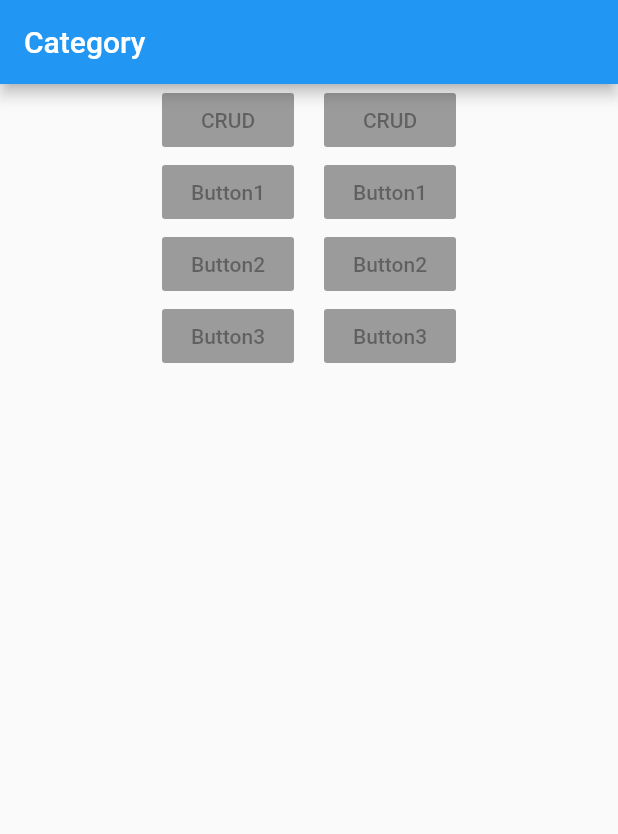
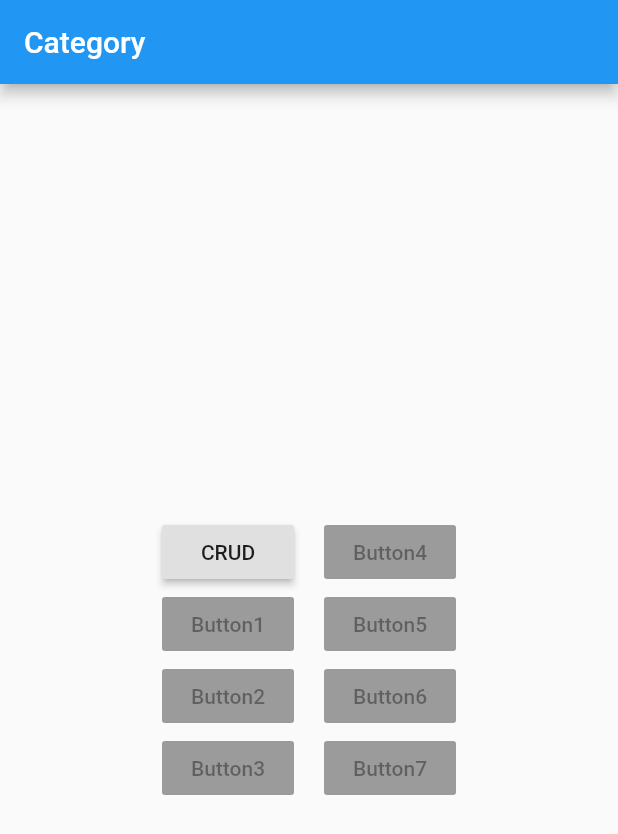
Before and after one commit to PE-Jeon/study, a Flutter app: the screen it shows after launch, on a phone screen of 412 x 824 dp. Shown: the top 834 px of the screen. Run offline on Flutter 3.47's test engine with Material 2 defaults, Android fonts, the phone set to English and light mode, and no system bars.

Commit message:
Prepare for study

```diff
--- a/lib/main.dart
+++ b/lib/main.dart
@@ -1,6 +1,8 @@
 import 'package:flutter/material.dart';
 import 'package:study/crud/file/fileio.dart';
 import 'package:study/ui/text/textEditingController.dart';
+
+import 'crud/crudMain.dart';
 
 void main() => runApp(MyApp());
 
@@ -13,8 +15,14 @@ class MyApp extends StatelessWidget {
       theme: ThemeData(
         primarySwatch: Colors.blue,
       ),
-      home: Navigation(),
-      //home: FlutterDemo(storage: CounterStorage()),             //crud fileid.dart
+      initialRoute: '/',
+      routes: {
+        '/' : (context) => Navigation(),
+        '/crudMain' : (context) => CRUDMain(),
+      }
+
+      //home: Navigation(),
+      //home: FlutterDemo(storage: CounterStorage()),             //crud fileio.dart
       //home: MyHomePage(title: 'Flutter Demo Home Page'),      //default widget
     );
   }
@@ -31,11 +39,13 @@ class Navigation extends StatelessWidget {
           child: Row(
             mainAxisAlignment: MainAxisAlignment.center,
             children: <Widget>[
-
               Column(
+                mainAxisAlignment: MainAxisAlignment.center,
                 children: <Widget>[
                   RaisedButton(
-                    onPressed: null,
+                    onPressed: () {
+                      Navigator.pushNamed(context, '/crudMain');
+                    },
                     child: Text("CRUD"),
                   ),
                   RaisedButton(
@@ -54,22 +64,23 @@ class Navigation extends StatelessWidget {
               ),
               Padding(padding: EdgeInsets.all(10.0)),
               Column(
+                mainAxisAlignment: MainAxisAlignment.center,
                 children: <Widget>[
                   RaisedButton(
                     onPressed: null,
-                    child: Text("CRUD"),
+                    child: Text("Button4"),
                   ),
                   RaisedButton(
                     onPressed: null,
-                    child: Text("Button1"),
+                    child: Text("Button5"),
                   ),
                   RaisedButton(
                     onPressed: null,
-                    child: Text("Button2"),
+                    child: Text("Button6"),
                   ),
                   RaisedButton(
                     onPressed: null,
-                    child: Text("Button3"),
+                    child: Text("Button7"),
                   ),
                 ],),
             ],
```
Also changed, not shown: lib/crud/crudMain.dart (added, +14 -0 lines), lib/crud/file/fileio_methods.dart (added), lib/crud/file/fileio_repository.dart (added), 6 other files.
